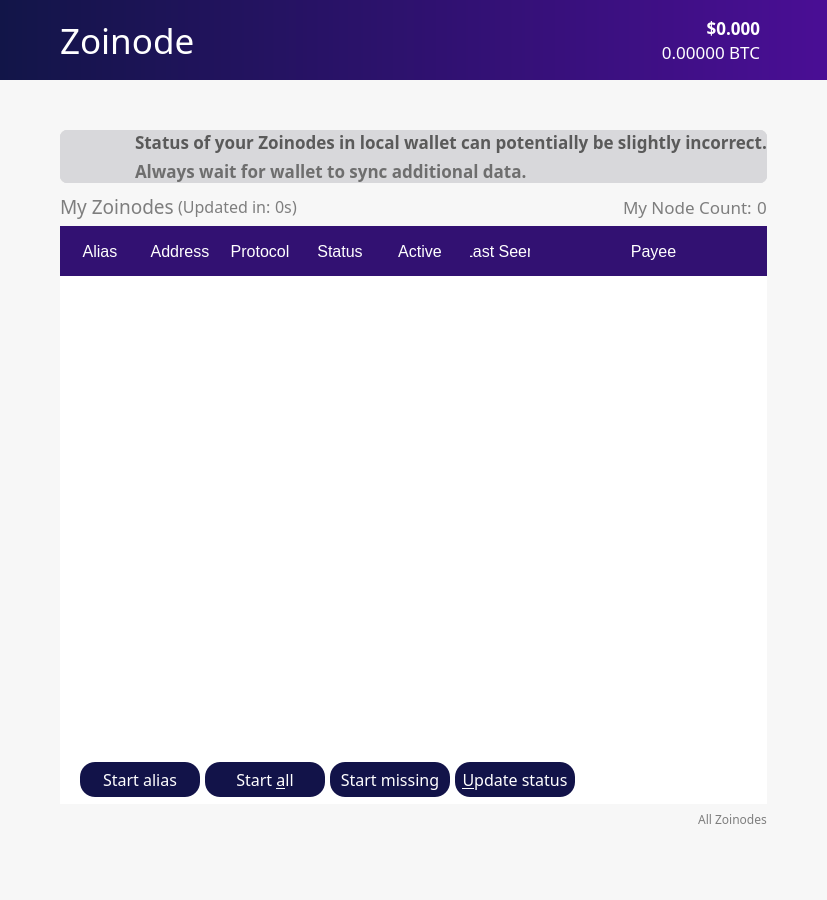
noirofficial/noir, file src/qt/forms/zoinodes.ui: the form before one commit.
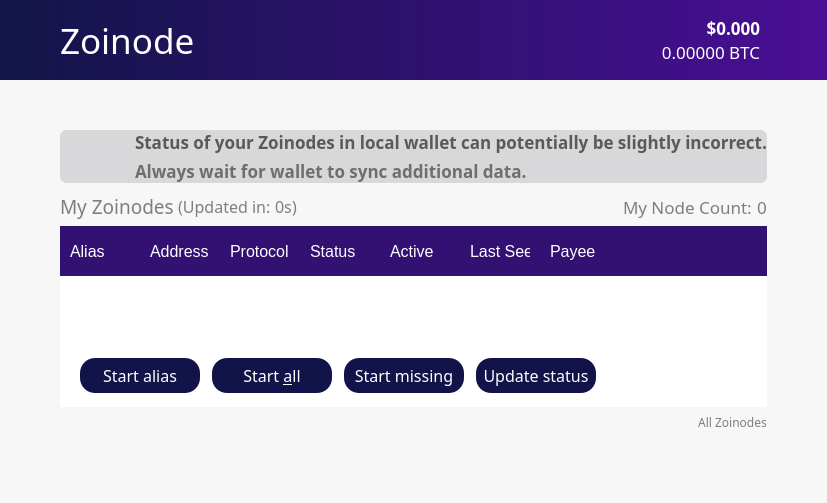
The form after the commit. The open tabs and pages were chosen to show the change. Icons and pictures are not drawn.

What changed in the file:
```diff
--- a/src/qt/forms/zoinodes.ui
+++ b/src/qt/forms/zoinodes.ui
@@ -7,7 +7,7 @@
     <x>0</x>
     <y>0</y>
     <width>689</width>
-    <height>900</height>
+    <height>503</height>
    </rect>
   </property>
   <property name="sizePolicy">
@@ -1098,7 +1098,7 @@
                   <number>0</number>
                  </property>
                  <property name="bottomMargin">
-                  <number>5</number>
+                  <number>0</number>
                  </property>
                  <property name="spacing">
                   <number>-1</number>
@@ -1106,7 +1106,7 @@
                  <item row="0" column="0">
                   <layout class="QVBoxLayout" name="verticalLayout_12">
                    <property name="spacing">
-                    <number>5</number>
+                    <number>0</number>
                    </property>
                    <property name="leftMargin">
                     <number>0</number>
@@ -1129,7 +1129,9 @@
                       </font>
                      </property>
                      <property name="styleSheet">
-                      <string notr="true">QHeaderView::section {height:50; width: 100;border: none; background-color: #321172 ; color: white; font-size: 12pt;padding-left: 10; padding-right:10; } QHeaderView::down-arrow { image: url(:/icons/txdown); width: 16px; height: 16px; } QHeaderView::up-arrow { image: url(:/icons/txup); width: 16px; height: 16px; }
+                      <string notr="true">QHeaderView::section {height:50; width: 100;border: 0px solid white; background-color: #321172; color: white; font-size: 12pt;padding-left: 10; padding-right:10; } 
+QHeaderView::down-arrow { image: url(:/icons/txdown); width: 8px; height: 8px; }
+ QHeaderView::up-arrow { image: url(:/icons/txup); width: 8px; height: 8px; }
 
 QTableView{
 alternate-background-color: #EAE6F1;
@@ -1218,49 +1220,85 @@
                       <property name="text">
                        <string>Alias</string>
                       </property>
+                      <property name="textAlignment">
+                       <set>AlignLeading|AlignVCenter</set>
+                      </property>
                      </column>
                      <column>
                       <property name="text">
                        <string>Address</string>
                       </property>
+                      <property name="textAlignment">
+                       <set>AlignLeading|AlignVCenter</set>
+                      </property>
                      </column>
                      <column>
                       <property name="text">
                        <string>Protocol</string>
                       </property>
+                      <property name="textAlignment">
+                       <set>AlignLeading|AlignVCenter</set>
+                      </property>
                      </column>
                      <column>
                       <property name="text">
                        <string>Status</string>
                       </property>
+                      <property name="textAlignment">
+                       <set>AlignLeading|AlignVCenter</set>
+                      </property>
                      </column>
                      <column>
                       <property name="text">
                        <string>Active</string>
                       </property>
+                      <property name="textAlignment">
+                       <set>AlignLeading|AlignVCenter</set>
+                      </property>
                      </column>
                      <column>
                       <property name="text">
                        <string>Last Seen</string>
                       </property>
+                      <property name="textAlignment">
+                       <set>AlignLeading|AlignVCenter</set>
+                      </property>
                      </column>
                      <column>
                       <property name="text">
                        <string>Payee</string>
                       </property>
+                      <property name="textAlignment">
+                       <set>AlignLeading|AlignVCenter</set>
+                      </property>
+                      <property name="foreground">
+                       <brush brushstyle="NoBrush">
+                        <color alpha="255">
+                         <red>0</red>
+                         <green>0</green>
+                         <blue>0</blue>
+                        </color>
+                       </brush>
+                      </property>
                      </column>
                     </widget>
                    </item>
                    <item>
                     <layout class="QHBoxLayout" name="horizontalLayout_15">
+                     <property name="spacing">
+                      <number>12</number>
+                     </property>
                      <property name="leftMargin">
                       <number>20</number>
                      </property>
+                     <property name="topMargin">
+                      <number>12</number>
+                     </property>
                      <property name="rightMargin">
                       <number>0</number>
                      </property>
                      <property name="bottomMargin">
-                      <number>0</number>
+                      <number>12</number>
                      </property>
                      <item>
                       <widget class="QPushButton" name="startButton_4">
@@ -1441,7 +1479,7 @@
 }</string>
                        </property>
                        <property name="text">
-                        <string>&amp;Update status</string>
+                        <string>Update status</string>
                        </property>
                       </widget>
                      </item>
@@ -1712,7 +1750,10 @@
                </size>
               </property>
               <property name="checkable">
-               <bool>true</bool>
+               <bool>false</bool>
+              </property>
+              <property name="checked">
+               <bool>false</bool>
               </property>
              </widget>
             </item>
```
Left out of the diff: 4 changed lines with no effect on the pictures.
